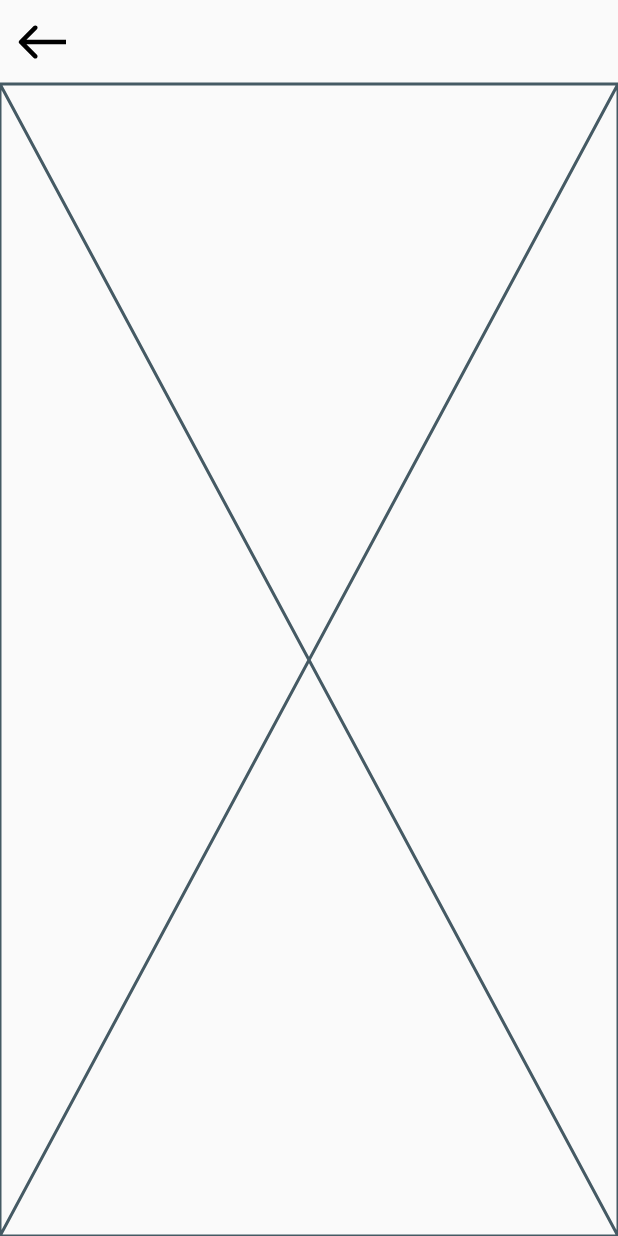
After one commit to Nadersaye/payment_app, a Flutter app: the ThankYouView screen opened directly, on a phone screen of 412 x 824 dp. The commit adds this screen. Run offline on Flutter 3.47's test engine with Material 2 defaults, Android fonts, the phone set to English and light mode, and no system bars; our stand-ins replace flutter_credit_card, flutter_screenutil, flutter_svg.

Commit message:
create thank you view&view body files

```diff
--- /dev/null
+++ b/lib/features/checkout/presentation/views/thank_you_view.dart
@@ -0,0 +1,15 @@
+import 'package:flutter/material.dart';
+import 'package:payment_app/features/checkout/presentation/views/widgets/custom_appbar.dart';
+import 'widgets/thank you widgets/thank_you_view_body.dart';
+
+class ThankYouView extends StatelessWidget {
+  const ThankYouView({super.key});
+
+  @override
+  Widget build(BuildContext context) {
+    return Scaffold(
+      appBar: customAppbar(context: context),
+      body: const ThankYouViewBody(),
+    );
+  }
+}
--- a/lib/features/checkout/presentation/views/widgets/custom_appbar.dart
+++ b/lib/features/checkout/presentation/views/widgets/custom_appbar.dart
@@ -4,13 +4,13 @@ import 'package:flutter_svg/flutter_svg.dart';
 import '../../../../../core/utils/styles.dart';
 
 PreferredSizeWidget? customAppbar(
-        {required BuildContext context, required String appbarTitle}) =>
+        {required BuildContext context, String? appbarTitle}) =>
     AppBar(
       backgroundColor: Colors.transparent,
       centerTitle: true,
       elevation: 0,
       title: Text(
-        appbarTitle,
+        appbarTitle ?? '',
         style: Styles.style25,
       ),
       leading: GestureDetector(
--- /dev/null
+++ b/lib/features/checkout/presentation/views/widgets/thank you widgets/thank_you_view_body.dart
@@ -0,0 +1,10 @@
+import 'package:flutter/material.dart';
+
+class ThankYouViewBody extends StatelessWidget {
+  const ThankYouViewBody({super.key});
+
+  @override
+  Widget build(BuildContext context) {
+    return const Placeholder();
+  }
+}
```
